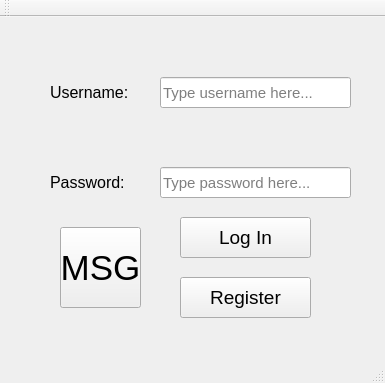
First picture: the form in mainwindow.ui, repository Smrajestic/LoginProjectQt, before the edit.
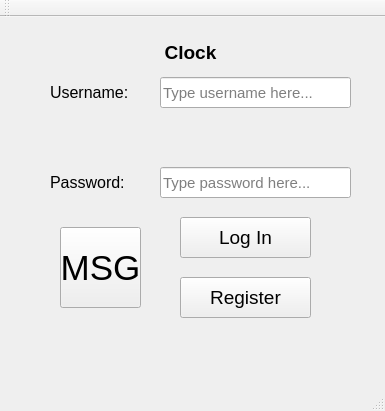
Second picture: the form after the edit.

The edit to the form file:
```diff
--- a/mainwindow.ui
+++ b/mainwindow.ui
@@ -7,7 +7,7 @@
     <x>0</x>
     <y>0</y>
     <width>385</width>
-    <height>383</height>
+    <height>411</height>
    </rect>
   </property>
   <property name="mouseTracking">
@@ -68,8 +68,8 @@
    <widget class="QLabel" name="Label">
     <property name="geometry">
      <rect>
-      <x>140</x>
-      <y>110</y>
+      <x>130</x>
+      <y>100</y>
       <width>131</width>
       <height>41</height>
      </rect>
@@ -82,6 +82,9 @@
     <property name="text">
      <string/>
     </property>
+    <property name="alignment">
+     <set>Qt::AlignCenter</set>
+    </property>
    </widget>
    <widget class="QLineEdit" name="UserEdit">
     <property name="geometry">
@@ -188,6 +191,29 @@
      <string>Register</string>
     </property>
    </widget>
+   <widget class="QLabel" name="label">
+    <property name="geometry">
+     <rect>
+      <x>110</x>
+      <y>20</y>
+      <width>161</width>
+      <height>31</height>
+     </rect>
+    </property>
+    <property name="font">
+     <font>
+      <pointsize>14</pointsize>
+      <weight>75</weight>
+      <bold>true</bold>
+     </font>
+    </property>
+    <property name="text">
+     <string>Clock</string>
+    </property>
+    <property name="alignment">
+     <set>Qt::AlignCenter</set>
+    </property>
+   </widget>
   </widget>
   <widget class="QMenuBar" name="menuBar">
    <property name="geometry">
```
